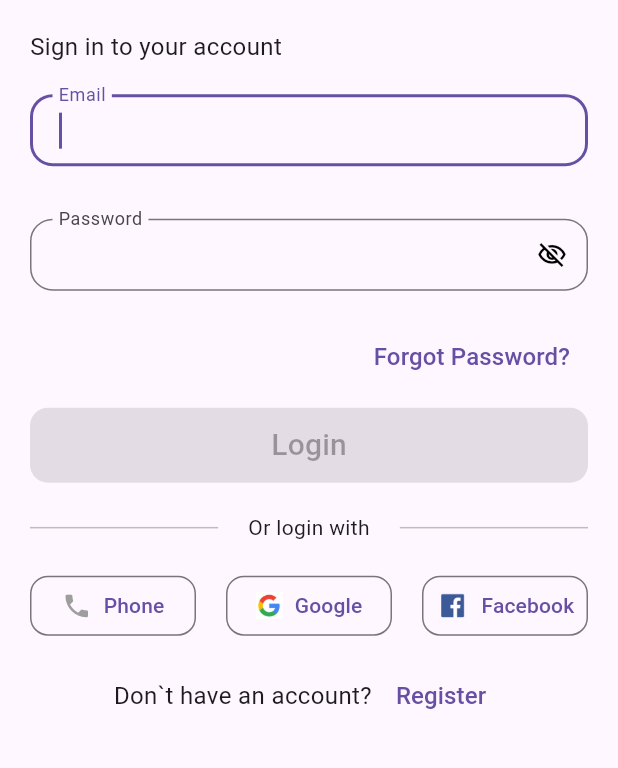
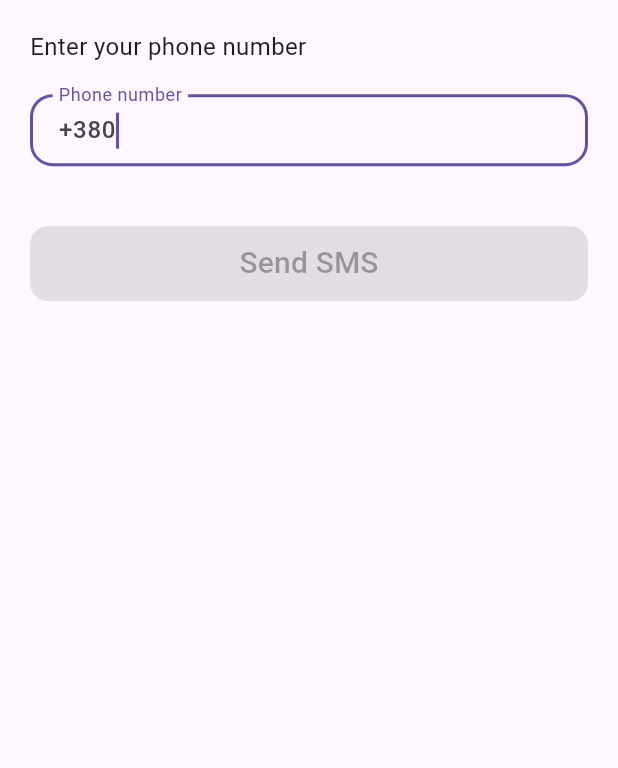
Before and after one commit to meandr1/chats-app, a Flutter app: the screen it shows after launch, on a phone screen of 412 x 824 dp, the part 171-939 px from its top. Run offline on Flutter 3.47's test engine with Material 3 defaults, Android fonts, the phone set to English and light mode, and no system bars; our stand-ins replace equatable, firebase_auth, firebase_core, flutter_bloc, go_router, top_snackbar_flutter; accounts and stored records are empty.

Commit message:
login by phone

```diff
--- a/lib/cubits/auth/auth_state.dart
+++ b/lib/cubits/auth/auth_state.dart
@@ -1,6 +1,15 @@
 part of 'auth_cubit.dart';
 
-enum AuthStatus { initial, submitting, success, error, emailInUse, toManyRequests, emailNotFound }
+enum AuthStatus {
+  initial,
+  submitting,
+  success,
+  error,
+  emailInUse,
+  toManyRequests,
+  emailNotFound,
+  codeSent
+}
 
 class AuthState extends Equatable with Validator {
   final String email;
@@ -8,6 +17,8 @@ class AuthState extends Equatable with Validator {
   final String repeatPassword;
   final AuthStatus status;
   final bool obscurePassword;
+  final String phone;
+  final String verificationId;
   final User? user;
 
   AuthState(
@@ -15,6 +26,8 @@ class AuthState extends Equatable with Validator {
       required this.password,
       required this.repeatPassword,
       required this.status,
+      required this.phone,
+      required this.verificationId,
       required this.obscurePassword,
       this.user});
 
@@ -22,7 +35,11 @@ class AuthState extends Equatable with Validator {
     return emailValidator(email) == null;
   }
 
-    bool get isSignFormsValid {
+    bool get isPhoneValid {
+    return phoneValidator(phone) == null;
+  }
+
+  bool get isSignFormsValid {
     return passValidator(password) == null && emailValidator(email) == null;
   }
 
@@ -33,10 +50,13 @@ class AuthState extends Equatable with Validator {
   }
 
   @override
-  List<Object?> get props => [email, password, repeatPassword, status, obscurePassword, user];
+  List<Object?> get props =>
+      [email, password, repeatPassword, status, obscurePassword, user, phone,verificationId];
 
   factory AuthState.initial() {
     return AuthState(
+        phone: '',
+        verificationId: '',
         email: '',
         password: '',
         repeatPassword: '',
@@ -46,6 +66,8 @@ class AuthState extends Equatable with Validator {
 
   AuthState copyWith({
     String? email,
+    String? phone,
+    String? verificationId,
     String? password,
     String? repeatPassword,
     AuthStatus? status,
@@ -54,6 +76,8 @@ class AuthState extends Equatable with Validator {
   }) {
     return AuthState(
         email: email ?? this.email,
+        phone: phone ?? this.phone,
+        verificationId: verificationId ?? this.verificationId,
         password: password ?? this.password,
         repeatPassword: repeatPassword ?? this.repeatPassword,
         status: status ?? this.status,
--- a/lib/helpers/validator.dart
+++ b/lib/helpers/validator.dart
@@ -1,6 +1,6 @@
 mixin Validator {
   String? passValidator(String? password) {
-  return password == null || password.isEmpty
+    return password == null || password.isEmpty
         ? 'Please enter password'
         : password.length < 6
             ? 'Password is too short'
@@ -17,4 +17,13 @@ mixin Validator {
             ? null
             : 'Invalid email address';
   }
+
+  String? phoneValidator(String? phone) {
+    final RegExp phoneRegex = RegExp(r"^\d{9}$");
+    return phone == null || phone.isEmpty
+        ? 'Please enter phone number'
+        : phoneRegex.hasMatch(phone)
+            ? null
+            : 'Invalid phone number';
+  }
 }
--- a/lib/main.dart
+++ b/lib/main.dart
@@ -1,5 +1,6 @@
 import 'package:chats/screens/auth/email_auth_screen.dart';
 import 'package:chats/screens/auth/forgot_pass_screen.dart';
+import 'package:chats/screens/auth/phone_auth_screen.dart';
 import 'package:chats/screens/home_screen.dart';
 import 'package:chats/screens/auth/register_screen.dart';
 import 'package:chats/screens/auth/send_verify_letter_screen.dart';
@@ -17,7 +18,8 @@ void main() async {
 }
 
 final _router = GoRouter(
-  initialLocation: '/EmailAuthScreen',
+  initialLocation: '/PhoneAuthScreen',
+  // initialLocation: '/EmailAuthScreen',
   routes: [
     GoRoute(
       path: '/',
@@ -38,6 +40,10 @@ final _router = GoRouter(
      GoRoute(
       path: '/SendVerifyLetterScreen',
       builder: (context, state) => SendVerifyLetterScreen(),
+    ),
+     GoRoute(
+      path: '/PhoneAuthScreen',
+      builder: (context, state) => PhoneAuthScreen(),
     ),
   ],
 );
@@ -67,7 +73,6 @@ class MainApp extends StatelessWidget {
 1. Валидация форм при помощи кубита (мы можем изменить стейт, но это не вызовет метод формы validate(),
 а если передавать из стейта текст ошибки, в поле errorMessage: то сразу при загрузке поля крсные потому что пустые)
 2. Как в кубите регистрации перенести трай-кэч в репозиторий но при этом по человечески отслеживать ошибку email in use?
-2.1 то же самое со сбросом пароля
 
 
 */
--- a/lib/screens/auth/email_auth_screen.dart
+++ b/lib/screens/auth/email_auth_screen.dart
@@ -28,9 +28,7 @@ class EmailAuthScreen extends StatelessWidget with Validator {
             if (state.user!.emailVerified) {
               context.go('/');
             } else {
-              context
-                  .read<AuthCubit>()
-                  .sendVerificationEmail(false);
+              context.read<AuthCubit>().sendVerificationEmail(false);
               context.go('/SendVerifyLetterScreen');
             }
           } else if (state.status == AuthStatus.error) {
@@ -88,8 +86,9 @@ class EmailAuthScreen extends StatelessWidget with Validator {
                               borderRadius:
                                   BorderRadius.all(Radius.circular(12)))),
                       onPressed: state.isSignFormsValid
-                          ? () =>
-                              context.read<AuthCubit>().loginWithCredentials()
+                          ? () => context
+                              .read<AuthCubit>()
+                              .loginWithPasswordAndEmail()
                           : null,
                       child: state.status == AuthStatus.submitting
                           ? const CircularProgressIndicator(color: Colors.white)
--- /dev/null
+++ b/lib/screens/auth/phone_auth_screen.dart
@@ -0,0 +1,83 @@
+import 'package:chats/cubits/auth/auth_cubit.dart';
+import 'package:chats/repository/auth_repository.dart';
+import 'package:chats/screens/auth/widgets/phone_input_text_field.dart';
+import 'package:firebase_auth/firebase_auth.dart';
+import 'package:flutter/material.dart';
+import 'package:flutter_bloc/flutter_bloc.dart';
+import 'package:go_router/go_router.dart';
+import 'widgets/main_logo.dart';
+
+class PhoneAuthScreen extends StatelessWidget {
+  PhoneAuthScreen({super.key});
+
+  final _phoneInputController = TextEditingController();
+
+  @override
+  Widget build(BuildContext context) {
+    return BlocProvider<AuthCubit>(
+        create: (context) =>
+            AuthCubit(AuthRepository(firebaseAuth: FirebaseAuth.instance)),
+        child: BlocConsumer<AuthCubit, AuthState>(
+            listener: (BuildContext context, AuthState state) {
+          if (state.status == AuthStatus.codeSent) {
+            _phoneInputController.clear();
+          } else if (state.status == AuthStatus.success) {
+            context.go('/');
+          }
+        }, builder: (context, state) {
+          return Scaffold(
+            resizeToAvoidBottomInset: false,
+            body: Column(
+              children: [
+                const Padding(
+                  padding: EdgeInsets.only(top: 20),
+                  child: MainLogo(),
+                ),
+                Padding(
+                    padding: const EdgeInsets.only(left: 20),
+                    child: Align(
+                        alignment: Alignment.centerLeft,
+                        child: Text(
+                          state.status == AuthStatus.initial
+                              ? 'Enter your phone number'
+                              : 'Enter verification code',
+                          style: const TextStyle(fontSize: 16),
+                        ))),
+                Padding(
+                    padding:
+                        const EdgeInsets.only(left: 20, right: 20, top: 20),
+                    child: PhoneTextInput(
+                        controller: _phoneInputController,
+                        isVerification: state.status != AuthStatus.codeSent,
+                        labelText: state.status == AuthStatus.initial
+                            ? 'Phone number'
+                            : 'Verification code')),
+                Padding(
+                    padding:
+                        const EdgeInsets.only(right: 20, left: 20, top: 20),
+                    child: FilledButton(
+                      style: FilledButton.styleFrom(
+                          minimumSize: const Size(double.infinity, 50),
+                          shape: const RoundedRectangleBorder(
+                              borderRadius:
+                                  BorderRadius.all(Radius.circular(12)))),
+                      onPressed: state.status == AuthStatus.codeSent
+                          ? () => context.read<AuthCubit>().loginWithSMSCode(
+                              smsCode: _phoneInputController.text)
+                          : state.isPhoneValid
+                              ? () => context.read<AuthCubit>().sendSMS()
+                              : null,
+                      child: state.status == AuthStatus.submitting
+                          ? const CircularProgressIndicator(color: Colors.white)
+                          : state.status == AuthStatus.initial
+                              ? const Text('Send SMS',
+                                  style: TextStyle(fontSize: 20))
+                              : const Text('Submit',
+                                  style: TextStyle(fontSize: 20)),
+                    )),
+              ],
+            ),
+          );
+        }));
+  }
+}
--- a/lib/screens/auth/send_verify_letter_screen.dart
+++ b/lib/screens/auth/send_verify_letter_screen.dart
@@ -52,7 +52,7 @@ class SendVerifyLetterScreen extends StatelessWidget with Validator {
                           TextStyle(fontSize: 18, fontWeight: FontWeight.w500),
                     )),
                 Text(
-                  context.read<AuthState>().email,
+                  state.email,
                   style: const TextStyle(
                       color: Colors.black,
                       fontSize: 20,
--- a/lib/screens/auth/widgets/alternative_sign_in_methods.dart
+++ b/lib/screens/auth/widgets/alternative_sign_in_methods.dart
@@ -1,4 +1,5 @@
 import 'package:flutter/material.dart';
+import 'package:go_router/go_router.dart';
 
 class AlternativeSignInMethods extends StatelessWidget {
   const AlternativeSignInMethods({super.key});
@@ -14,7 +15,7 @@ class AlternativeSignInMethods extends StatelessWidget {
                 padding: const EdgeInsets.all(5),
                 shape: const RoundedRectangleBorder(
                     borderRadius: BorderRadius.all(Radius.circular(12)))),
-            onPressed: () {},
+            onPressed: () => context.go('/PhoneAuthScreen'),
             icon: Icon(Icons.phone, size: 20, color: Colors.grey.shade500),
             label: const Text('Phone'),
           ),
--- /dev/null
+++ b/lib/screens/auth/widgets/phone_input_text_field.dart
@@ -0,0 +1,46 @@
+import 'package:chats/cubits/auth/auth_cubit.dart';
+import 'package:chats/helpers/validator.dart';
+import 'package:flutter/material.dart';
+import 'package:flutter_bloc/flutter_bloc.dart';
+
+class PhoneTextInput extends StatelessWidget with Validator {
+  final TextEditingController controller;
+  final String labelText;
+  final bool isVerification;
+  const PhoneTextInput(
+      {required this.controller,
+      required this.labelText,
+      required this.isVerification,
+      super.key});
+
+  @override
+  Widget build(BuildContext context) {
+    return BlocBuilder<AuthCubit, AuthState>(
+      builder: (context, state) {
+        return TextFormField(
+          controller: controller,
+          keyboardType: TextInputType.phone,
+          textInputAction: TextInputAction.done,
+          autofocus: true,
+          autovalidateMode: AutovalidateMode.onUserInteraction,
+          validator:
+              state.status == AuthStatus.initial ? phoneValidator : (_) => null,
+          onChanged: state.status == AuthStatus.initial
+              ? (value) => context.read<AuthCubit>().phoneChanged(value)
+              : (_) {},
+          decoration: InputDecoration(
+            prefixText: isVerification ? '+380' : null,
+            helperText: ' ',
+            contentPadding:
+                const EdgeInsets.symmetric(vertical: 8.0, horizontal: 15),
+            border: OutlineInputBorder(borderRadius: BorderRadius.circular(15)),
+            labelText: labelText,
+            floatingLabelBehavior: FloatingLabelBehavior.always,
+          ),
+          onTapOutside: (event) => FocusScope.of(context).unfocus(),
+          style: const TextStyle(fontWeight: FontWeight.w500),
+        );
+      },
+    );
+  }
+}
```
Also changed, not shown: lib/cubits/auth/auth_cubit.dart (+34 -11 lines), lib/repository/auth_repository.dart (+37 -3 lines).
